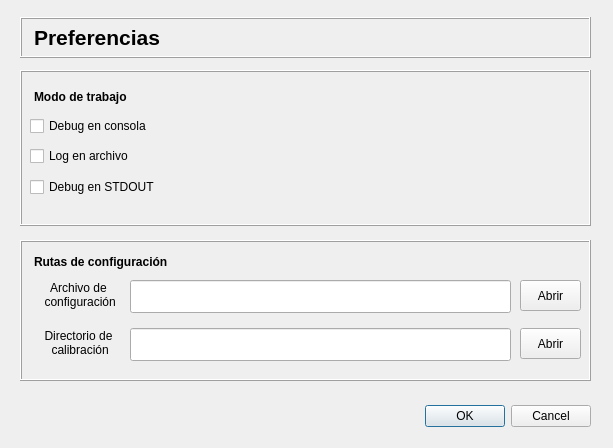
Before: the Qt Designer form ui/SetPreferences.ui in dpirlo/qt-mca, drawn with Qt 5.
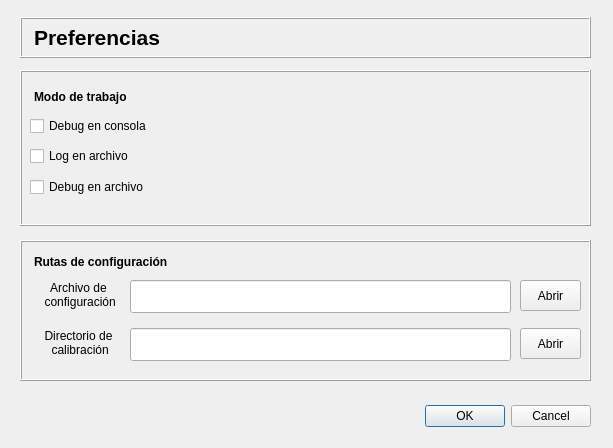
After: the same form once the commit is applied.

Commit message: MOD: Label (MainWindow)

```diff
--- a/ui/SetPreferences.ui
+++ b/ui/SetPreferences.ui
@@ -99,7 +99,7 @@
      </rect>
     </property>
     <property name="text">
-     <string>Debug en STDOUT</string>
+     <string>Debug en archivo</string>
     </property>
    </widget>
   </widget>
```
